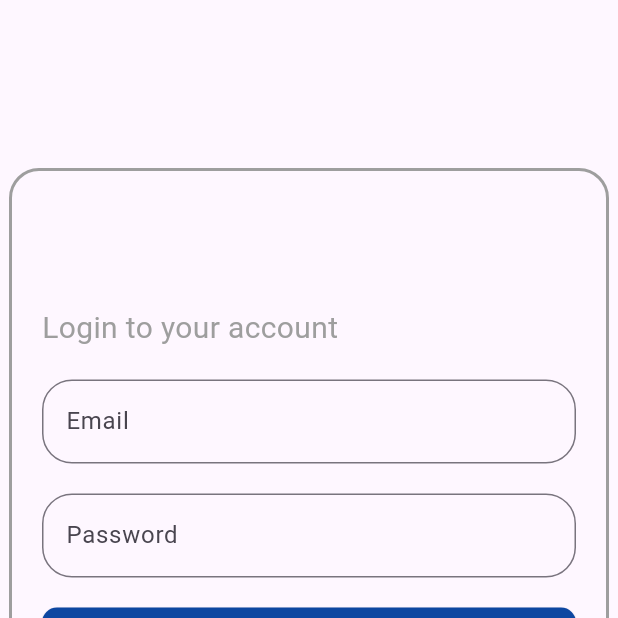
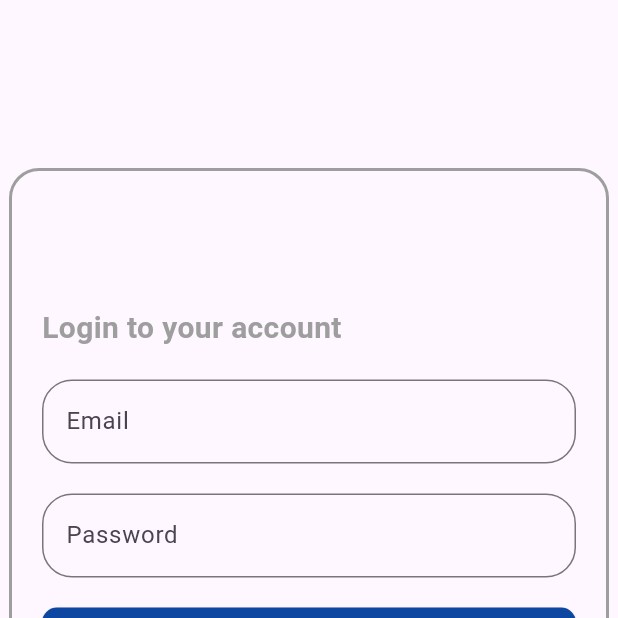
Before and after one commit to Muneeb0077/flutter_authentication, a Flutter app: the SignUp screen opened by its route, after a tap on "Login", on a phone screen of 412 x 824 dp, the top half of it. Run offline on Flutter 3.47's test engine with Material 3 defaults, Android fonts, the phone set to English and light mode, and no system bars; our stand-ins replace firebase_auth, firebase_core, fluttertoast, google_sign_in; accounts and stored records are empty; network calls fail; Roboto replaces fonts that are missing (KodeMono-Bold).

Commit message:
Changed text font

```diff
--- a/lib/pages/login_page.dart
+++ b/lib/pages/login_page.dart
@@ -53,6 +53,7 @@ class _LoginPageState extends State<LoginPage> {
                         fontFamily: "KodeMono-Bold",
                         fontSize: 20.0,
                         color: Colors.grey,
+                        fontWeight: FontWeight.bold,
                       ),
                     ),
                   ),
--- a/lib/pages/signup_page.dart
+++ b/lib/pages/signup_page.dart
@@ -50,6 +50,7 @@ class _SignUpState extends State<SignUp> {
                           fontFamily: "KodeMono-Bold",
                           fontSize: 20.0,
                           color: Colors.grey,
+                          fontWeight: FontWeight.bold,
                         ),
                       ),
                     ),
```
